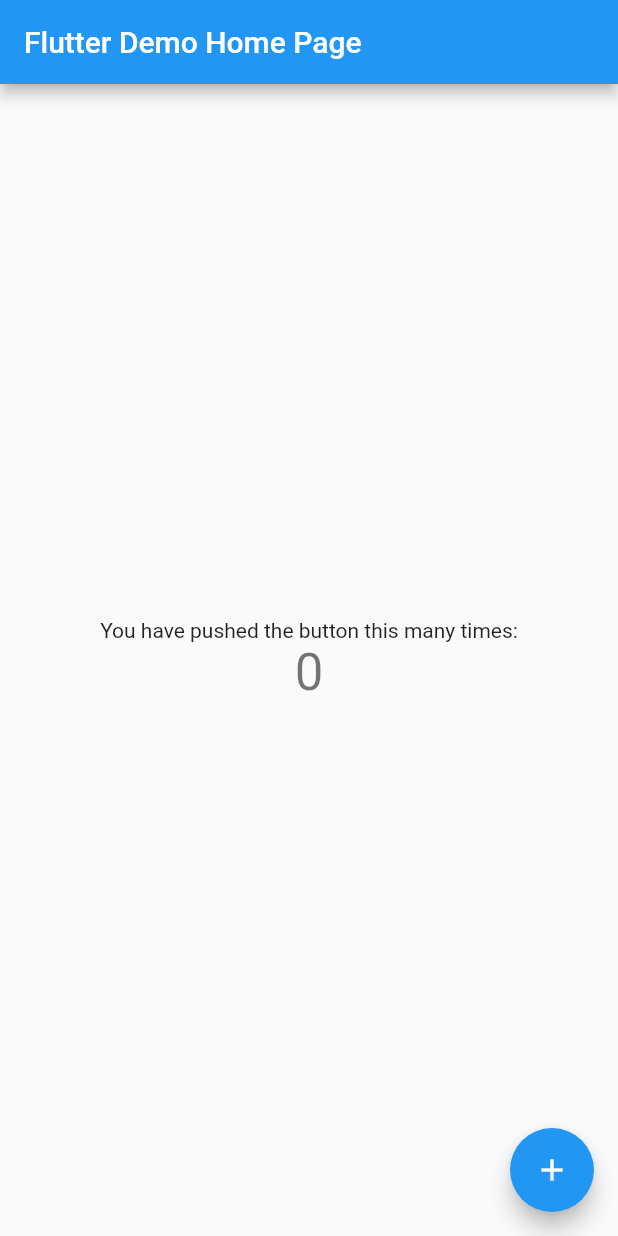
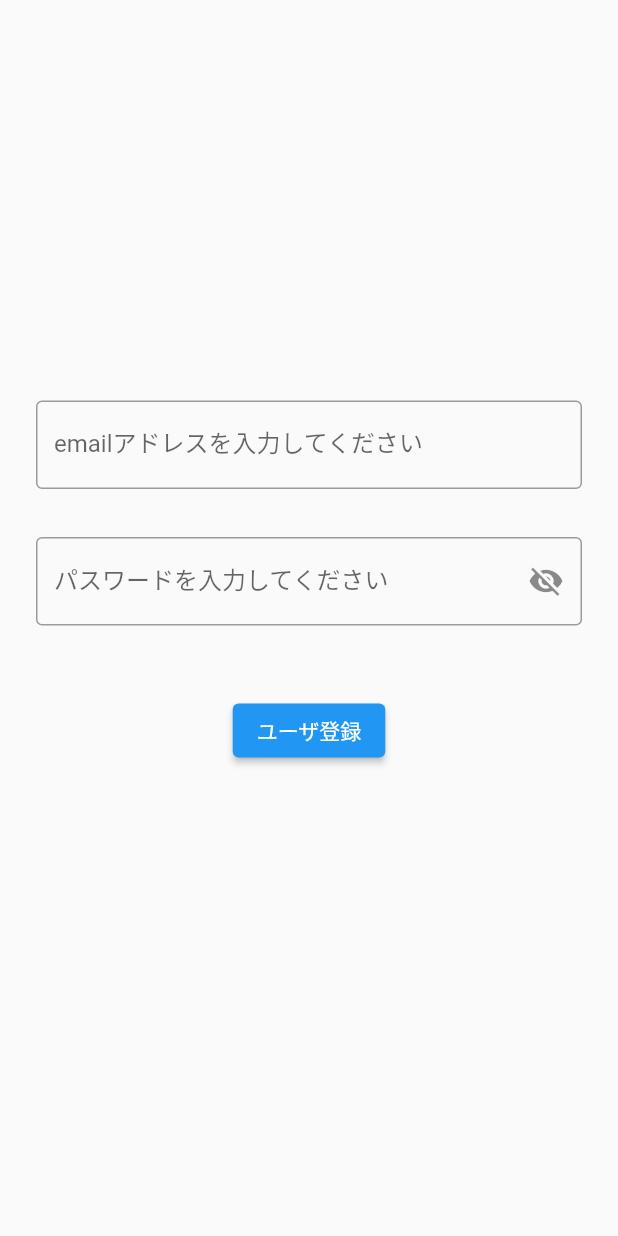
Before and after one commit to funnise/flutter-fjpj, a Flutter app: the screen it shows after launch, on a phone screen of 412 x 824 dp. Run offline on Flutter 3.47's test engine with Material 2 defaults, Android fonts, the phone set to English and light mode, and no system bars; our stand-ins replace firebase_auth, firebase_core, google_sign_in; accounts and stored records are empty.

Commit message:
[update]singupの作成

```diff
--- /dev/null
+++ b/flutter_demo/lib/components/ui/pages/LoginPage.dart
@@ -0,0 +1,100 @@
+import 'package:flutter/material.dart';
+import 'package:flutter/src/widgets/container.dart';
+import 'package:flutter/src/widgets/framework.dart';
+import 'package:firebase_auth/firebase_auth.dart';
+
+class LoginPage extends StatefulWidget {
+  const LoginPage({super.key});
+
+  @override
+  State<LoginPage> createState() => _LoginPageState();
+}
+
+class _LoginPageState extends State<LoginPage> {
+  bool isObscure = true;
+  String email = '';
+  String password = '';
+  String infoText = '';
+  @override
+  Widget build(BuildContext context) {
+    return Scaffold(
+      body: Center(
+          child: Container(
+        padding: const EdgeInsets.all(16.0),
+        child: Column(
+          crossAxisAlignment: CrossAxisAlignment.start,
+          mainAxisAlignment: MainAxisAlignment.center,
+          children: [
+            Padding(
+              padding: const EdgeInsets.symmetric(horizontal: 8, vertical: 16),
+              child: TextFormField(
+                onChanged: ((String value) {
+                  setState(() {
+                    email = value;
+                  });
+                }),
+                decoration: const InputDecoration(
+                    border: OutlineInputBorder(),
+                    labelText: 'emailアドレスを入力してください'),
+              ),
+            ),
+            Padding(
+              padding: const EdgeInsets.symmetric(horizontal: 8, vertical: 16),
+              child: TextFormField(
+                obscureText: isObscure,
+                decoration: InputDecoration(
+                    labelText: 'パスワードを入力してください',
+                    border: OutlineInputBorder(),
+                    suffixIcon: IconButton(
+                      icon: Icon(
+                          isObscure ? Icons.visibility_off : Icons.visibility),
+                      onPressed: () {
+                        setState(() {
+                          isObscure = !isObscure;
+                        });
+                      },
+                    )),
+                onChanged: ((String value) {
+                  setState(() {
+                    password = value;
+                  });
+                }),
+              ),
+            ),
+            Padding(
+              padding: const EdgeInsets.symmetric(vertical: 30),
+              child: Center(
+                  child: ElevatedButton(
+                      onPressed: (() async {
+                        try {
+                          // メール/パスワードでユーザー登録
+                          final FirebaseAuth auth = FirebaseAuth.instance;
+                          await auth
+                              .createUserWithEmailAndPassword(
+                                email: email,
+                                password: password,
+                              )
+                              .then((value) => {print(value)});
+                          // ユーザー登録に成功した場合
+                          // チャット画面に遷移＋ログイン画面を破棄
+
+                        } catch (e) {
+                          // ユーザー登録に失敗した場合
+                          setState(() {
+                            infoText = "登録に失敗しました：${e.toString()}";
+                          });
+                        }
+                      }),
+                      child: Text('ユーザ登録'))),
+            ),
+            Container(
+              padding: EdgeInsets.all(8),
+              // メッセージ表示
+              child: Text(infoText),
+            ),
+          ],
+        ),
+      )),
+    );
+  }
+}
--- a/flutter_demo/lib/main.dart
+++ b/flutter_demo/lib/main.dart
@@ -1,7 +1,15 @@
 import 'package:flutter/material.dart';
+import 'package:firebase_core/firebase_core.dart';
+import 'package:flutter_demo/components/ui/pages/LoginPage.dart';
+import 'firebase_options.dart';
+import 'package:google_sign_in/google_sign_in.dart';
 
-void main() {
-  runApp(const MyApp());
+void main() async {
+  WidgetsFlutterBinding.ensureInitialized();
+  await Firebase.initializeApp(
+    options: DefaultFirebaseOptions.currentPlatform,
+  );
+  runApp(MyApp());
 }
 
 class MyApp extends StatelessWidget {
@@ -13,18 +21,12 @@ class MyApp extends StatelessWidget {
     return MaterialApp(
       title: 'Flutter Demo',
       theme: ThemeData(
-        // This is the theme of your application.
-        //
-        // Try running your application with "flutter run". You'll see the
-        // application has a blue toolbar. Then, without quitting the app, try
-        // changing the primarySwatch below to Colors.green and then invoke
-        // "hot reload" (press "r" in the console where you ran "flutter run",
-        // or simply save your changes to "hot reload" in a Flutter IDE).
-        // Notice that the counter didn't reset back to zero; the application
-        // is not restarted.
         primarySwatch: Colors.blue,
       ),
-      home: const MyHomePage(title: 'Flutter Demo Home Page'),
+      home: const LoginPage(),
+      routes: {
+        '/home': ((context) => MyHomePage(title: 'Flutter Demo Home Page')),
+      },
     );
   }
 }
@@ -52,47 +54,18 @@ class _MyHomePageState extends State<MyHomePage> {
 
   void _incrementCounter() {
     setState(() {
-      // This call to setState tells the Flutter framework that something has
-      // changed in this State, which causes it to rerun the build method below
-      // so that the display can reflect the updated values. If we changed
-      // _counter without calling setState(), then the build method would not be
-      // called again, and so nothing would appear to happen.
       _counter++;
     });
   }
 
   @override
   Widget build(BuildContext context) {
-    // This method is rerun every time setState is called, for instance as done
-    // by the _incrementCounter method above.
-    //
-    // The Flutter framework has been optimized to make rerunning build methods
-    // fast, so that you can just rebuild anything that needs updating rather
-    // than having to individually change instances of widgets.
     return Scaffold(
       appBar: AppBar(
-        // Here we take the value from the MyHomePage object that was created by
-        // the App.build method, and use it to set our appbar title.
         title: Text(widget.title),
       ),
       body: Center(
-        // Center is a layout widget. It takes a single child and positions it
-        // in the middle of the parent.
         child: Column(
-          // Column is also a layout widget. It takes a list of children and
-          // arranges them vertically. By default, it sizes itself to fit its
-          // children horizontally, and tries to be as tall as its parent.
-          //
-          // Invoke "debug painting" (press "p" in the console, choose the
-          // "Toggle Debug Paint" action from the Flutter Inspector in Android
-          // Studio, or the "Toggle Debug Paint" command in Visual Studio Code)
-          // to see the wireframe for each widget.
-          //
-          // Column has various properties to control how it sizes itself and
-          // how it positions its children. Here we use mainAxisAlignment to
-          // center the children vertically; the main axis here is the vertical
-          // axis because Columns are vertical (the cross axis would be
-          // horizontal).
           mainAxisAlignment: MainAxisAlignment.center,
           children: <Widget>[
             const Text(
--- a/flutter_demo/pubspec.yaml
+++ b/flutter_demo/pubspec.yaml
@@ -36,6 +36,9 @@ dependencies:
   # The following adds the Cupertino Icons font to your application.
   # Use with the CupertinoIcons class for iOS style icons.
   cupertino_icons: ^1.0.2
+  firebase_core: ^2.4.1
+  firebase_auth: ^4.2.5
+  google_sign_in: ^5.4.3
 
 dev_dependencies:
   flutter_test:
```
Also changed, not shown: flutter_demo/lib/firebase_options.dart (added), flutter_demo/pubspec.lock, 18 other files.
